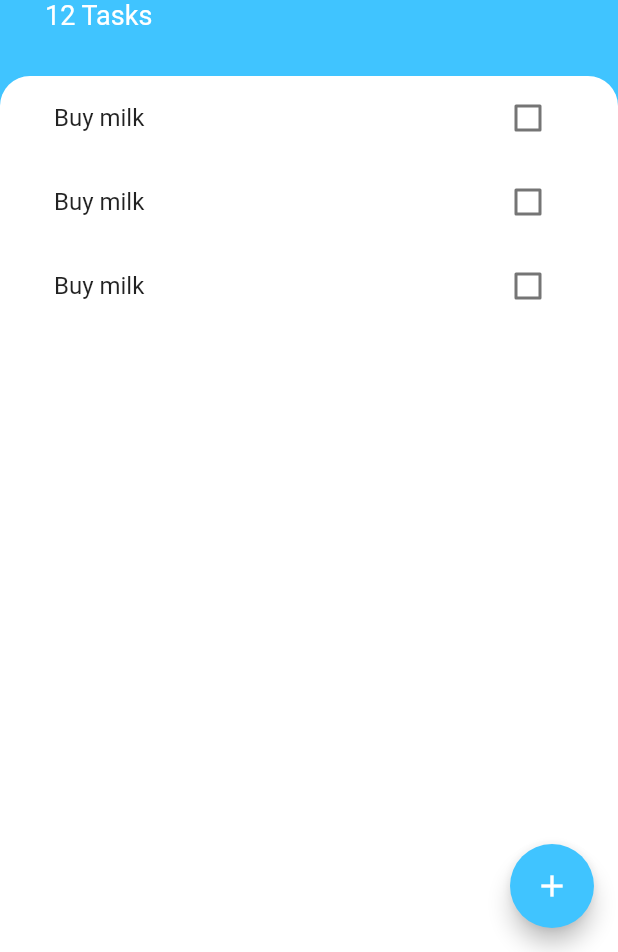
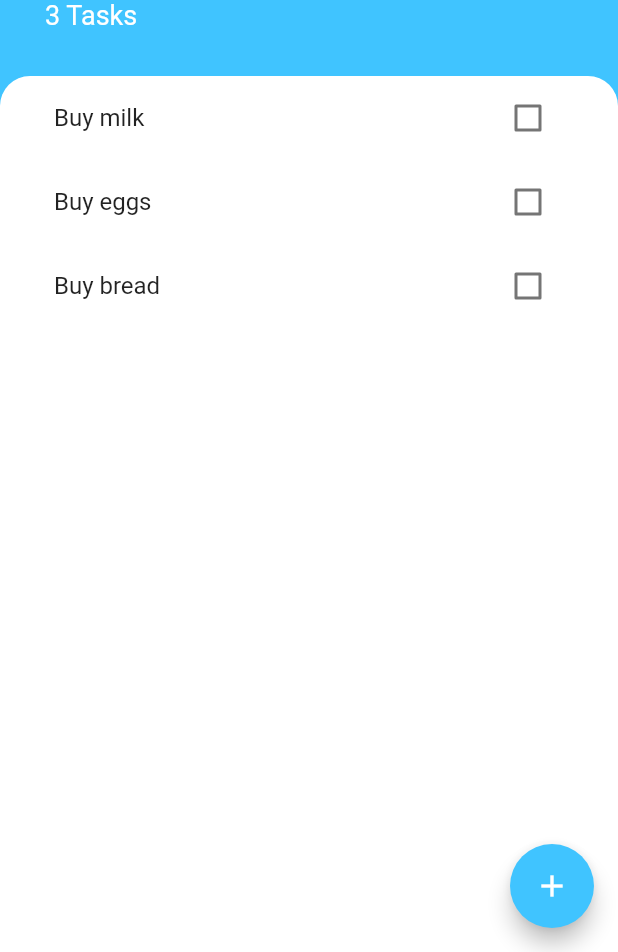
Before and after one commit to Macdeo/todoey, a Flutter app: the screen it shows after launch, on a phone screen of 412 x 824 dp, the part 284-1236 px from its top. Run offline on Flutter 3.47's test engine with Material 2 defaults, Android fonts, the phone set to English and light mode, and no system bars.

Commit message:
modified:   lib/models/Tasks.dart 	modified:   lib/screen/add_task_screen.dart 	modified:   lib/screen/home.dart 	modified:   lib/widgets/task_list.dart 	modified:   lib/widgets/task_tile.dart

```diff
--- a/lib/models/Tasks.dart
+++ b/lib/models/Tasks.dart
@@ -1,8 +1,8 @@
 class Task {
-  final String? name;
+  final String name;
   bool isDone;
 
-  Task({this.name, this.isDone = false});
+  Task({required this.name, this.isDone = false});
 
   void toggleDone() {
     isDone = !(isDone);
--- a/lib/screen/add_task_screen.dart
+++ b/lib/screen/add_task_screen.dart
@@ -3,10 +3,13 @@
 import 'package:flutter/material.dart';
 
 class AddTaskScreen extends StatelessWidget {
-  const AddTaskScreen({super.key});
+  final Function addTaskCallback;
+
+  AddTaskScreen(this.addTaskCallback);
 
   @override
   Widget build(BuildContext context) {
+    String? newTaskTitle;
     return Padding(
       padding: const EdgeInsets.all(30),
       child: Container(
@@ -27,12 +30,17 @@ class AddTaskScreen extends StatelessWidget {
           TextField(
             autocorrect: true,
             textAlign: TextAlign.center,
+            onChanged: (newText) {
+              newTaskTitle = newText;
+            },
           ),
           SizedBox(
             height: 10,
           ),
           ElevatedButton(
-            onPressed: () {},
+            onPressed: () {
+              addTaskCallback(newTaskTitle);
+            },
             style: ButtonStyle(
                 elevation: MaterialStatePropertyAll<double>(0.0),
                 padding: MaterialStatePropertyAll<EdgeInsetsGeometry>(
--- a/lib/screen/home.dart
+++ b/lib/screen/home.dart
@@ -3,10 +3,21 @@
 import 'package:flutter/material.dart';
 import 'package:todoey/screen/add_task_screen.dart';
 
+import '../models/Tasks.dart';
 import '../widgets/task_list.dart';
 
-class TasksScreen extends StatelessWidget {
+class TasksScreen extends StatefulWidget {
+  @override
+  State<TasksScreen> createState() => _TasksScreenState();
+}
+
+class _TasksScreenState extends State<TasksScreen> {
   // const TasksScreen({super.key});
+  List<Task> tasks = [
+    Task(name: 'Buy milk'),
+    Task(name: 'Buy eggs'),
+    Task(name: 'Buy bread'),
+  ];
 
   @override
   Widget build(BuildContext context) {
@@ -47,7 +58,7 @@ class TasksScreen extends StatelessWidget {
                   ),
                 ),
                 Text(
-                  '12 Tasks',
+                  '${tasks.length} Tasks',
                   style: TextStyle(color: Colors.white, fontSize: 18),
                 ),
               ],
@@ -63,7 +74,7 @@ class TasksScreen extends StatelessWidget {
                   borderRadius: BorderRadius.only(
                       topLeft: Radius.circular(20),
                       topRight: Radius.circular(20))),
-              child: TasksList(),
+              child: TasksList(tasks: tasks),
             ),
           )
         ],
@@ -78,7 +89,12 @@ class TasksScreen extends StatelessWidget {
               child: Container(
                   padding: EdgeInsets.only(
                       bottom: MediaQuery.of(context).viewInsets.bottom),
-                  child: AddTaskScreen()),
+                  child: AddTaskScreen((newTaskTitle) {
+                    setState(() {
+                      tasks.add(Task(name: newTaskTitle));
+                    });
+                    Navigator.pop(context);
+                  })),
             ),
             shape:
                 RoundedRectangleBorder(borderRadius: BorderRadius.circular(20)),
--- a/lib/widgets/task_list.dart
+++ b/lib/widgets/task_list.dart
@@ -4,20 +4,28 @@ import 'package:todoey/models/Tasks.dart';
 import 'task_tile.dart';
 
 class TasksList extends StatefulWidget {
+  final List<Task> tasks;
+
+  TasksList({required this.tasks});
   @override
   State<TasksList> createState() => _TasksListState();
 }
 
 class _TasksListState extends State<TasksList> {
-  List<Task> tasks = [];
   @override
   Widget build(BuildContext context) {
-    return ListView(
-      children: [
-        TaskTile(),
-        TaskTile(),
-        TaskTile(),
-      ],
+    return ListView.builder(
+      itemBuilder: (context, index) {
+        return TaskTile(
+            taskTitle: widget.tasks[index].name,
+            isChecked: widget.tasks[index].isDone,
+            checkBoxCallback: (checkboxState) {
+              setState(() {
+                widget.tasks[index].toggleDone();
+              });
+            });
+      },
+      itemCount: widget.tasks.length,
     );
   }
 }
--- a/lib/widgets/task_tile.dart
+++ b/lib/widgets/task_tile.dart
@@ -2,46 +2,35 @@
 
 import 'package:flutter/material.dart';
 
-class TaskTile extends StatefulWidget {
-  @override
-  State<TaskTile> createState() => _TaskTileState();
-}
+class TaskTile extends StatelessWidget {
+  final bool isChecked;
+  final String taskTitle;
+  final void Function(bool?) checkBoxCallback;
 
-class _TaskTileState extends State<TaskTile> {
-  bool isChecked = false;
-
-  void checkboxCallBack(bool? checkboxState) {
-    setState(() {
-      isChecked = checkboxState ?? true;
-    });
-  }
+  TaskTile(
+      {required this.isChecked,
+      required this.taskTitle,
+      required this.checkBoxCallback});
 
   @override
   Widget build(BuildContext context) {
     return ListTile(
         title: Text(
-          'Buy milk',
+          taskTitle,
           style: TextStyle(
               decoration: isChecked ? TextDecoration.lineThrough : null),
         ),
-        trailing: TaskCheckbox(
-          checkboxState: isChecked,
-          toggleCheckboxState: checkboxCallBack,
+        trailing: Checkbox(
+          activeColor: Colors.lightBlueAccent,
+          value: isChecked,
+          onChanged: checkBoxCallback,
+          // toggleCheckboxState: checkboxCallBack,
         ));
   }
 }
 
-class TaskCheckbox extends StatelessWidget {
-  final bool? checkboxState;
-  final ValueChanged<bool?>? toggleCheckboxState;
-
-  TaskCheckbox({this.checkboxState, this.toggleCheckboxState});
-
-  @override
-  Widget build(BuildContext context) {
-    return Checkbox(
-      value: checkboxState,
-      onChanged: toggleCheckboxState,
-    );
-  }
-}
+// void checkboxCallBack(bool? checkboxState) {
+//     setState(() {
+//       isChecked = checkboxState ?? true;
+//     });
+//   }
```
